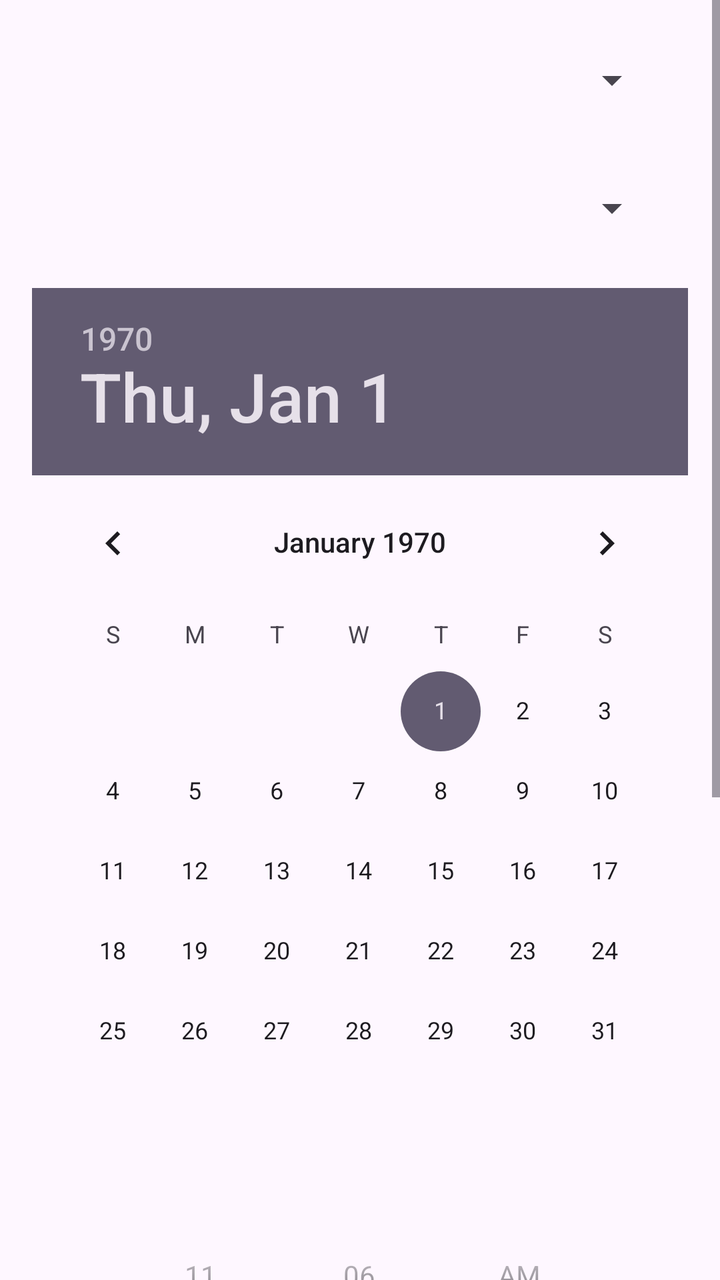
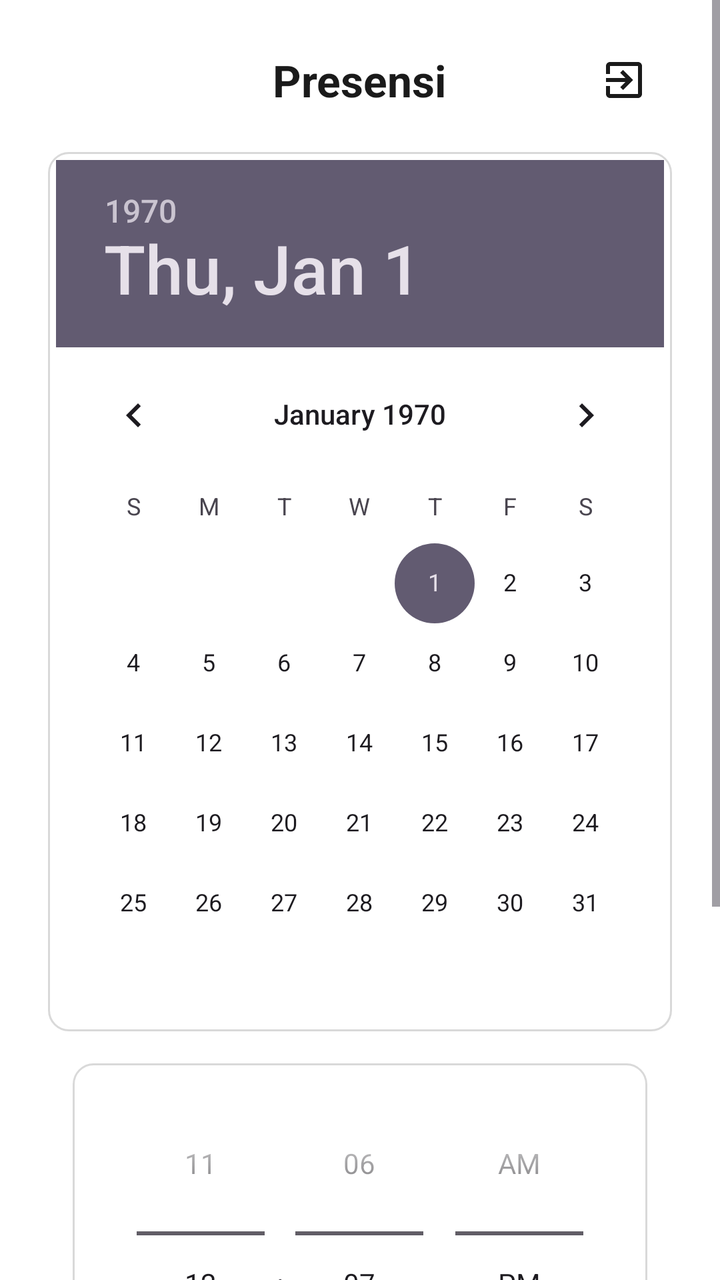

Screens rendered from an Android XML layout before and after an edit, with the pre-edit source and the edit as a unified diff.
<!-- AndroidManifest.xml: application theme Theme.CountryApp -->
<!-- res/layout/activity_main.xml -->
<?xml version="1.0" encoding="utf-8"?>
<ScrollView
        xmlns:android="http://schemas.android.com/apk/res/android"
        xmlns:tools="http://schemas.android.com/tools"
        android:fitsSystemWindows="true"
        android:layout_width="match_parent"
        android:layout_height="match_parent"
        android:fillViewport="true"
        tools:context=".MainActivity">
  <LinearLayout
          android:layout_width="match_parent"
          android:layout_height="wrap_content"
          android:padding="16dp"
          android:orientation="vertical"
          android:gravity="center_horizontal">
    
    <Spinner
            android:id="@+id/spinnerCountry"
            android:layout_width="300dp"
            android:layout_height="48dp"/>


    <Spinner
            android:id="@+id/spinnerProvinces"
            android:layout_width="300dp"
            android:layout_height="48dp"
            android:layout_marginTop="16dp"/>


    <DatePicker
            android:id="@+id/datePicker"
            android:layout_width="wrap_content"
            android:layout_height="wrap_content"
            android:calendarViewShown="false"
            android:datePickerMode="calendar"
            android:layout_marginTop="16dp"/>


    <TimePicker
            android:id="@+id/timePicker"
            android:layout_width="wrap_content"
            android:layout_height="wrap_content"
            android:timePickerMode="spinner"
            android:layout_marginTop="16dp"/>


    <Button
            android:id="@+id/btnShowCalendar"
            android:layout_width="300dp"
            android:layout_height="wrap_content"
            android:layout_marginTop="16dp"
            android:text="@string/show_calendar"/>


    <Button
            android:id="@+id/btnShowTimePicker"
            android:layout_width="300dp"
            android:layout_height="wrap_content"
            android:text="@string/show_time_picker"/>


    <Button
            android:id="@+id/btnShowAlertDialog"
            android:layout_width="300dp"
            android:layout_height="wrap_content"
            android:text="@string/show_alert_dialog"/>


    <Button
            android:id="@+id/btnShowCustomDialog"
            android:layout_width="300dp"
            android:layout_height="wrap_content"
            android:text="@string/show_custom_dialog"/>


  </LinearLayout>

</ScrollView>
<!-- resources referenced by this layout -->
<resources>
  <string name="show_alert_dialog">Show Alert Dialog</string>
  <string name="show_calendar">Show Calendar</string>
  <string name="show_custom_dialog">Show Custom Dialog</string>
  <string name="show_time_picker">Show Time Picker</string>
  <style name="Theme.CountryApp" parent="Base.Theme.CountryApp" />
  <style name="Base.Theme.CountryApp" parent="Theme.Material3.DayNight.NoActionBar">
      
      
    </style>
</resources>

<!-- the commit's change to res/layout/activity_main.xml (unified diff, before → after) -->
@@ -1,77 +1,128 @@
 <?xml version="1.0" encoding="utf-8"?>
 <ScrollView
         xmlns:android="http://schemas.android.com/apk/res/android"
+        xmlns:app="http://schemas.android.com/apk/res-auto"
         xmlns:tools="http://schemas.android.com/tools"
         android:fitsSystemWindows="true"
         android:layout_width="match_parent"
         android:layout_height="match_parent"
         android:fillViewport="true"
+        android:background="@color/white"
         tools:context=".MainActivity">
+
   <LinearLayout
           android:layout_width="match_parent"
           android:layout_height="wrap_content"
-          android:padding="16dp"
+          android:paddingHorizontal="24dp"
+          android:paddingVertical="16dp"
           android:orientation="vertical"
           android:gravity="center_horizontal">
-    
-    <Spinner
-            android:id="@+id/spinnerCountry"
-            android:layout_width="300dp"
-            android:layout_height="48dp"/>
 
+    <FrameLayout
+            android:layout_width="match_parent"
+            android:layout_height="wrap_content">
+
+      <TextView
+              android:id="@+id/tvTitle"
+              android:layout_width="wrap_content"
+              android:layout_height="wrap_content"
+              android:layout_gravity="center"
+              android:text="@string/presensi_title"
+              android:textColor="@color/text_primary"
+              android:textSize="22sp"
+              android:textStyle="bold" />
+
+      <ImageButton
+              android:id="@+id/btnExit"
+              android:layout_width="48dp"
+              android:layout_height="48dp"
+              android:layout_gravity="end|center_vertical"
+              android:background="?attr/selectableItemBackgroundBorderless"
+              android:contentDescription="@string/exit_description"
+              android:src="@drawable/ic_exit_to_app" />
+
+    </FrameLayout>
+
+    <FrameLayout
+            android:layout_width="wrap_content"
+            android:layout_height="wrap_content"
+            android:layout_marginTop="12dp"
+            android:background="@drawable/bg_box_border"
+            android:padding="4dp">
+
+      <DatePicker
+              android:id="@+id/datePicker"
+              android:layout_width="wrap_content"
+              android:layout_height="wrap_content"
+              android:calendarViewShown="false"
+              android:datePickerMode="calendar" />
+
+    </FrameLayout>
+
+    <FrameLayout
+            android:layout_width="wrap_content"
+            android:layout_height="wrap_content"
+            android:layout_marginTop="16dp"
+            android:background="@drawable/bg_box_border"
+            android:paddingHorizontal="16dp"
+            android:paddingVertical="4dp">
+
+      <TimePicker
+              android:id="@+id/timePicker"
+              android:layout_width="wrap_content"
+              android:layout_height="wrap_content"
+              android:timePickerMode="spinner" />
+
+    </FrameLayout>
 
     <Spinner
-            android:id="@+id/spinnerProvinces"
-            android:layout_width="300dp"
+            android:id="@+id/spinnerStatus"
+            android:layout_width="match_parent"
             android:layout_height="48dp"
-            android:layout_marginTop="16dp"/>
+            android:layout_marginTop="16dp"
+            android:background="@drawable/bg_spinner"
+            android:paddingStart="12dp"
+            android:paddingEnd="36dp" />
 
+    <EditText
+            android:id="@+id/etKeterangan"
+            android:layout_width="match_parent"
+            android:layout_height="48dp"
+            android:layout_marginTop="12dp"
+            android:background="@drawable/bg_input_gray"
+            android:hint="@string/hint_keterangan"
+            android:importantForAutofill="no"
+            android:inputType="text"
+            android:paddingHorizontal="16dp"
+            android:textColor="@color/text_primary"
+            android:textColorHint="@color/text_secondary"
+            android:textSize="14sp"
+            android:visibility="gone" />
 
-    <DatePicker
-            android:id="@+id/datePicker"
-            android:layout_width="wrap_content"
-            android:layout_height="wrap_content"
-            android:calendarViewShown="false"
-            android:datePickerMode="calendar"
-            android:layout_marginTop="16dp"/>
+    <com.google.android.material.button.MaterialButton
+            android:id="@+id/btnSubmit"
+            android:layout_width="match_parent"
+            android:layout_height="52dp"
+            android:layout_marginTop="20dp"
+            android:text="@string/btn_submit"
+            android:textAllCaps="false"
+            android:textColor="@color/white"
+            android:textSize="16sp"
+            app:backgroundTint="@color/primary_blue"
+            app:cornerRadius="8dp" />
 
-
-    <TimePicker
-            android:id="@+id/timePicker"
-            android:layout_width="wrap_content"
-            android:layout_height="wrap_content"
-            android:timePickerMode="spinner"
-            android:layout_marginTop="16dp"/>
-
-
-    <Button
-            android:id="@+id/btnShowCalendar"
-            android:layout_width="300dp"
+    <TextView
+            android:id="@+id/tvResult"
+            android:layout_width="match_parent"
             android:layout_height="wrap_content"
             android:layout_marginTop="16dp"
-            android:text="@string/show_calendar"/>
-
-
-    <Button
-            android:id="@+id/btnShowTimePicker"
-            android:layout_width="300dp"
-            android:layout_height="wrap_content"
-            android:text="@string/show_time_picker"/>
-
-
-    <Button
-            android:id="@+id/btnShowAlertDialog"
-            android:layout_width="300dp"
-            android:layout_height="wrap_content"
-            android:text="@string/show_alert_dialog"/>
-
-
-    <Button
-            android:id="@+id/btnShowCustomDialog"
-            android:layout_width="300dp"
-            android:layout_height="wrap_content"
-            android:text="@string/show_custom_dialog"/>
-
+            android:background="@drawable/bg_input_gray"
+            android:gravity="center"
+            android:paddingHorizontal="16dp"
+            android:paddingVertical="12dp"
+            android:textColor="@color/text_secondary"
+            android:textSize="13sp"
+            android:visibility="gone" />
 
   </LinearLayout>
 
<!-- resource entries referenced after the edit -->
@@ -1,13 +1,66 @@
 <!-- resources referenced by this layout -->
 <resources>
-  <string name="show_alert_dialog">Show Alert Dialog</string>
-  <string name="show_calendar">Show Calendar</string>
-  <string name="show_custom_dialog">Show Custom Dialog</string>
-  <string name="show_time_picker">Show Time Picker</string>
+  <color name="primary_blue">#4E60FF</color>
+  <color name="text_primary">#1A1A1A</color>
+  <color name="text_secondary">#757575</color>
+  <color name="white">#FFFFFFFF</color>
+  <!-- drawable bg_box_border (drawable) -->
+  <?xml version="1.0" encoding="utf-8"?>
+  <shape xmlns:android="http://schemas.android.com/apk/res/android"
+      android:shape="rectangle">
+      <solid android:color="@color/white" />
+      <stroke
+          android:width="1dp"
+          android:color="@color/border_gray" />
+      <corners android:radius="10dp" />
+  </shape>
+  <!-- drawable bg_input_gray (drawable) -->
+  <?xml version="1.0" encoding="utf-8"?>
+  <shape xmlns:android="http://schemas.android.com/apk/res/android"
+      android:shape="rectangle">
+      <solid android:color="@color/input_bg" />
+      <corners android:radius="8dp" />
+  </shape>
+  <!-- drawable bg_spinner (drawable) -->
+  <?xml version="1.0" encoding="utf-8"?>
+  <layer-list xmlns:android="http://schemas.android.com/apk/res/android">
+      <item android:drawable="@drawable/bg_input_gray" />
+      <item
+          android:drawable="@drawable/ic_arrow_drop_down"
+          android:gravity="end|center_vertical"
+          android:right="12dp" />
+  </layer-list>
+  <!-- drawable ic_exit_to_app (drawable) -->
+  <?xml version="1.0" encoding="utf-8"?>
+  <vector xmlns:android="http://schemas.android.com/apk/res/android"
+      android:width="24dp"
+      android:height="24dp"
+      android:viewportWidth="24"
+      android:viewportHeight="24">
+      <path
+          android:fillColor="#1A1A1A"
+          android:pathData="M10.09,15.59L11.5,17l5,-5 -5,-5 -1.41,1.41L12.67,11H3v2h9.67l-2.58,2.59zM19,3H5c-1.11,0 -2,0.9 -2,2v4h2V5h14v14H5v-4H3v4c0,1.1 0.89,2 2,2h14c1.1,0 2,-0.9 2,-2V5c0,-1.1 -0.9,-2 -2,-2z" />
+  </vector>
+  <string name="btn_submit">Submit</string>
+  <string name="exit_description">Keluar</string>
+  <string name="hint_keterangan">Keterangan</string>
+  <string name="presensi_title">Presensi</string>
   <style name="Theme.CountryApp" parent="Base.Theme.CountryApp" />
-  <style name="Base.Theme.CountryApp" parent="Theme.Material3.DayNight.NoActionBar">
-      
-      
+  <color name="border_gray">#D9D9D9</color>
+  <color name="input_bg">#F2F2F2</color>
+  <!-- drawable ic_arrow_drop_down (drawable) -->
+  <?xml version="1.0" encoding="utf-8"?>
+  <vector xmlns:android="http://schemas.android.com/apk/res/android"
+      android:width="24dp"
+      android:height="24dp"
+      android:viewportWidth="24"
+      android:viewportHeight="24">
+      <path
+          android:fillColor="#757575"
+          android:pathData="M7,10l5,5 5,-5z" />
+  </vector>
+  <style name="Base.Theme.CountryApp" parent="Theme.Material3.Light.NoActionBar">
+      <item name="colorPrimary">@color/primary_blue</item>
     </style>
 </resources>
 
